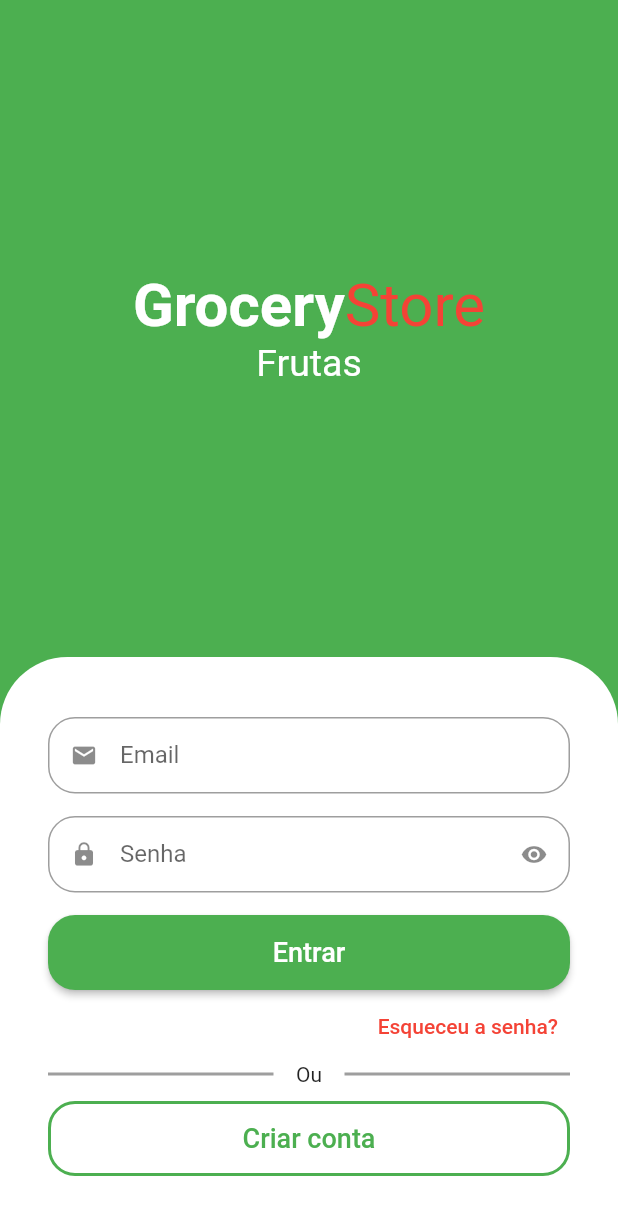
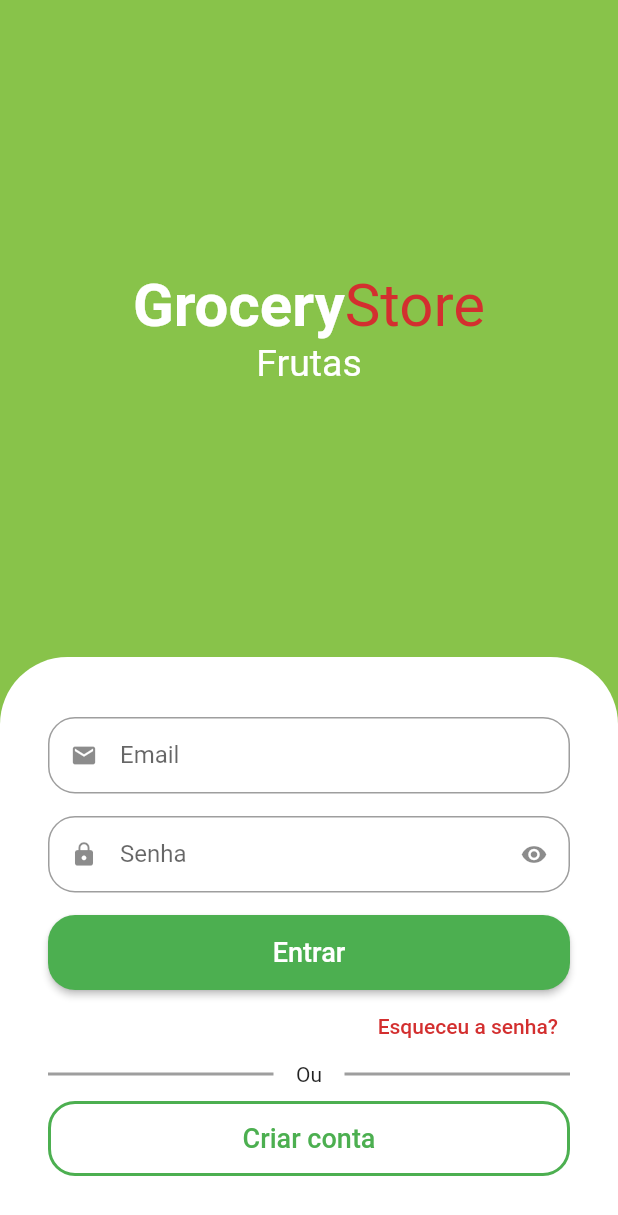
Before and after one commit to MaxsonCoelho/grocery_store, a Flutter app: the screen it shows after launch, on a phone screen of 412 x 824 dp. Shown: the top 1215 px of the screen. Run offline on Flutter 3.47's test engine with Material 2 defaults, Android fonts, the phone set to English and light mode, and no system bars; drawn by our look-alikes of animated_text_kit.

Commit message:
config custom theme colors

```diff
--- a/lib/src/auth/sign_in_screen.dart
+++ b/lib/src/auth/sign_in_screen.dart
@@ -1,5 +1,6 @@
 import 'package:animated_text_kit/animated_text_kit.dart';
 import 'package:flutter/material.dart';
+import '/src/config/custom_colors.dart';
 import '/src/components/custom_text_field.dart';
 
 class SignInScreen extends StatelessWidget {
@@ -8,7 +9,7 @@ class SignInScreen extends StatelessWidget {
   @override
   Widget build(BuildContext context) {
     return Scaffold(
-      backgroundColor: Colors.green,
+      backgroundColor: CustomColors.customSwatchColor,
       body: Column(
         children: [
           Expanded(
@@ -16,13 +17,13 @@ class SignInScreen extends StatelessWidget {
               mainAxisAlignment: MainAxisAlignment.center,
               children: [
                 //nome do app
-                const Text.rich(
+                 Text.rich(
                   TextSpan(
-                    style: TextStyle(
+                    style: const TextStyle(
                       fontSize: 40,
                     ),
                     children: [
-                      TextSpan(
+                      const TextSpan(
                         text: 'Grocery',
                         style: TextStyle(
                           color: Colors.white,
@@ -32,7 +33,7 @@ class SignInScreen extends StatelessWidget {
                       TextSpan(
                         text: 'Store',
                         style: TextStyle(
-                          color: Colors.red,
+                          color: CustomColors.customContrastColor,
                         )
                       )
                     ]
@@ -107,9 +108,9 @@ class SignInScreen extends StatelessWidget {
                   alignment: Alignment.centerRight,
                   child: TextButton(
                     onPressed: (){},
-                    child: const Text('Esqueceu a senha?',
+                    child: Text('Esqueceu a senha?',
                       style: TextStyle(
-                        color: Colors.red
+                        color: CustomColors.customContrastColor
                       ),
                     ),
                   ),
--- /dev/null
+++ b/lib/src/config/custom_colors.dart
@@ -0,0 +1,23 @@
+import 'package:flutter/material.dart';
+
+
+Map<int, Color> _swatchOpacity = {
+  50: const Color.fromRGBO(139, 195, 74, .1),
+  100: const Color.fromRGBO(139, 195, 74, .2),
+  200: const Color.fromRGBO(139, 195, 74, .3),
+  300: const Color.fromRGBO(139, 195, 74, .4),
+  400: const Color.fromRGBO(139, 195, 74, .5),
+  500: const Color.fromRGBO(139, 195, 74, .6),
+  600: const Color.fromRGBO(139, 195, 74, .7),
+  700: const Color.fromRGBO(139, 195, 74, .8),
+  800: const Color.fromRGBO(139, 195, 74, .9),
+  900: const Color.fromRGBO(139, 195, 74, 1),
+};
+
+abstract class CustomColors{
+
+  static Color customContrastColor = Colors.red.shade700;
+
+  static MaterialColor customSwatchColor =
+    MaterialColor(0xFF88C34A, _swatchOpacity);
+}
```
